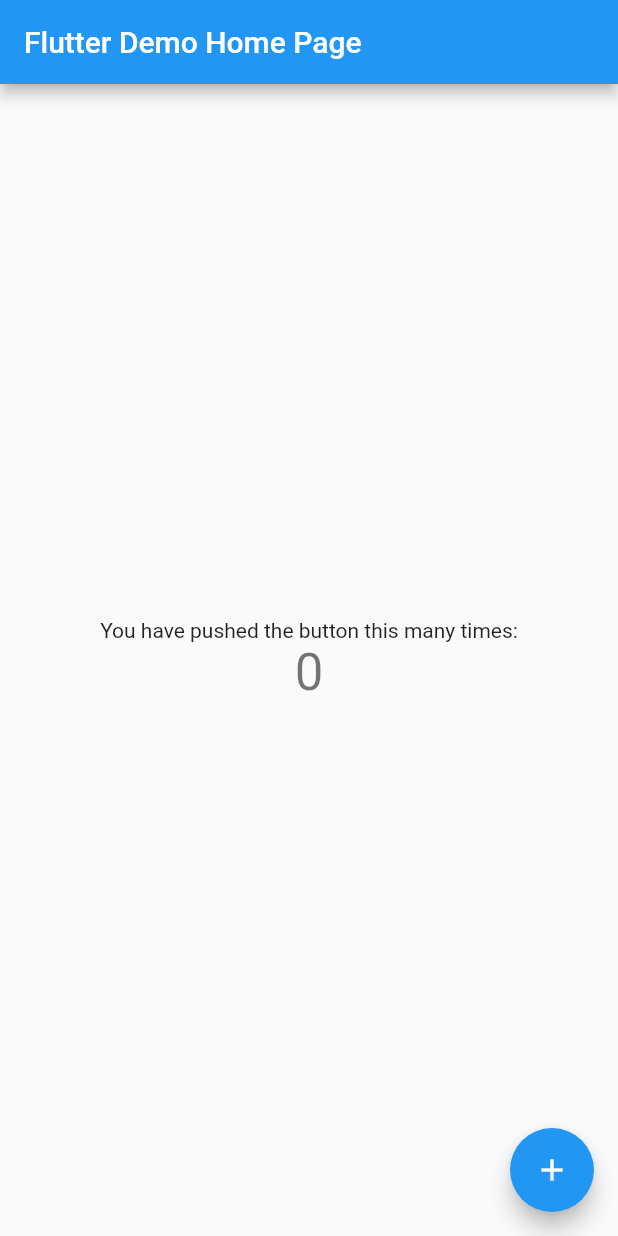
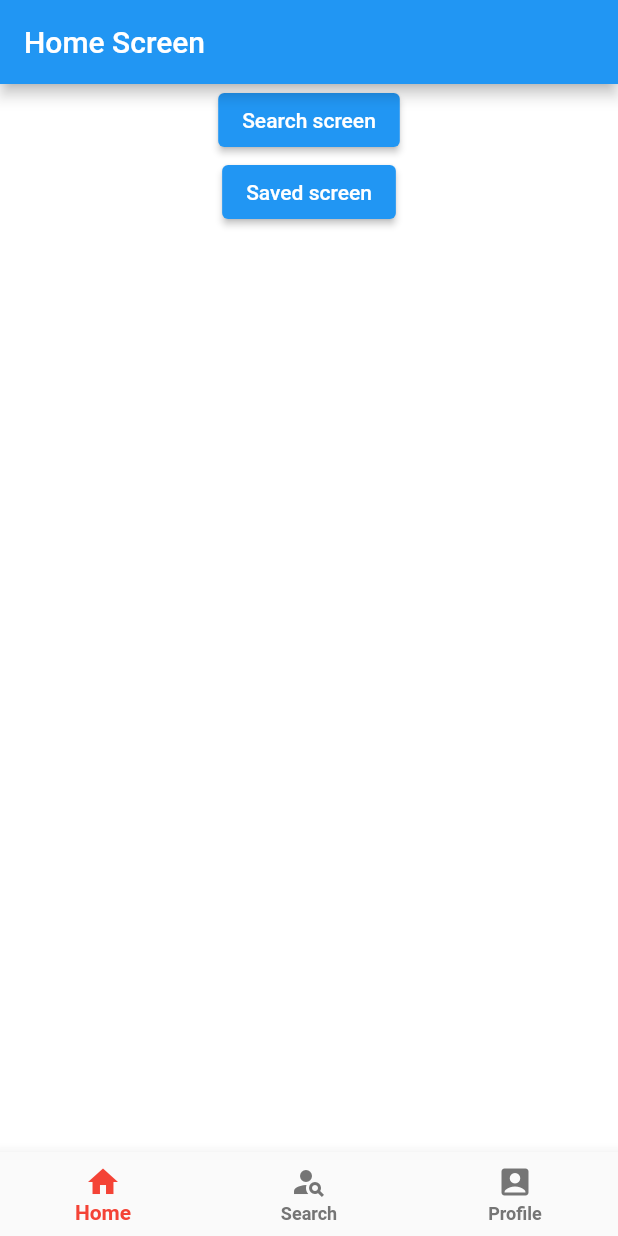
Before and after one commit to ttoth1/movie-recommendation-app, a Flutter app: the screen it shows after launch, on a phone screen of 412 x 824 dp. Run offline on Flutter 3.47's test engine with Material 2 defaults, Android fonts, the phone set to English and light mode, and no system bars.

Commit message:
setup navbar and main screens

```diff
--- a/lib/main.dart
+++ b/lib/main.dart
@@ -1,4 +1,7 @@
 import 'package:flutter/material.dart';
+import 'package:movie_recommendation_app/screens/home_page.dart';
+import 'package:movie_recommendation_app/screens/saved_page.dart';
+import 'package:movie_recommendation_app/screens/search_page.dart';
 
 void main() {
   runApp(const MyApp());
@@ -11,105 +14,17 @@ class MyApp extends StatelessWidget {
   @override
   Widget build(BuildContext context) {
     return MaterialApp(
-      title: 'Flutter Demo',
+      title: 'Movie Recommendation App',
       theme: ThemeData(
-        // This is the theme of your application.
-        //
-        // Try running your application with "flutter run". You'll see the
-        // application has a blue toolbar. Then, without quitting the app, try
-        // changing the primarySwatch below to Colors.green and then invoke
-        // "hot reload" (press "r" in the console where you ran "flutter run",
-        // or simply save your changes to "hot reload" in a Flutter IDE).
-        // Notice that the counter didn't reset back to zero; the application
-        // is not restarted.
         primarySwatch: Colors.blue,
       ),
-      home: const MyHomePage(title: 'Flutter Demo Home Page'),
+      debugShowCheckedModeBanner: false,
+      initialRoute: '/',
+      routes: {
+        '/': (context) => const HomePage(),
+        '/search': (context) => const SearchPage(),
+        '/saved': (context) => const SavedPage(),
+      },
     );
   }
 }
-
-class MyHomePage extends StatefulWidget {
-  const MyHomePage({Key? key, required this.title}) : super(key: key);
-
-  // This widget is the home page of your application. It is stateful, meaning
-  // that it has a State object (defined below) that contains fields that affect
-  // how it looks.
-
-  // This class is the configuration for the state. It holds the values (in this
-  // case the title) provided by the parent (in this case the App widget) and
-  // used by the build method of the State. Fields in a Widget subclass are
-  // always marked "final".
-
-  final String title;
-
-  @override
-  State<MyHomePage> createState() => _MyHomePageState();
-}
-
-class _MyHomePageState extends State<MyHomePage> {
-  int _counter = 0;
-
-  void _incrementCounter() {
-    setState(() {
-      // This call to setState tells the Flutter framework that something has
-      // changed in this State, which causes it to rerun the build method below
-      // so that the display can reflect the updated values. If we changed
-      // _counter without calling setState(), then the build method would not be
-      // called again, and so nothing would appear to happen.
-      _counter++;
-    });
-  }
-
-  @override
-  Widget build(BuildContext context) {
-    // This method is rerun every time setState is called, for instance as done
-    // by the _incrementCounter method above.
-    //
-    // The Flutter framework has been optimized to make rerunning build methods
-    // fast, so that you can just rebuild anything that needs updating rather
-    // than having to individually change instances of widgets.
-    return Scaffold(
-      appBar: AppBar(
-        // Here we take the value from the MyHomePage object that was created by
-        // the App.build method, and use it to set our appbar title.
-        title: Text(widget.title),
-      ),
-      body: Center(
-        // Center is a layout widget. It takes a single child and positions it
-        // in the middle of the parent.
-        child: Column(
-          // Column is also a layout widget. It takes a list of children and
-          // arranges them vertically. By default, it sizes itself to fit its
-          // children horizontally, and tries to be as tall as its parent.
-          //
-          // Invoke "debug painting" (press "p" in the console, choose the
-          // "Toggle Debug Paint" action from the Flutter Inspector in Android
-          // Studio, or the "Toggle Debug Paint" command in Visual Studio Code)
-          // to see the wireframe for each widget.
-          //
-          // Column has various properties to control how it sizes itself and
-          // how it positions its children. Here we use mainAxisAlignment to
-          // center the children vertically; the main axis here is the vertical
-          // axis because Columns are vertical (the cross axis would be
-          // horizontal).
-          mainAxisAlignment: MainAxisAlignment.center,
-          children: <Widget>[
-            const Text(
-              'You have pushed the button this many times:',
-            ),
-            Text(
-              '$_counter',
-              style: Theme.of(context).textTheme.headline4,
-            ),
-          ],
-        ),
-      ),
-      floatingActionButton: FloatingActionButton(
-        onPressed: _incrementCounter,
-        tooltip: 'Increment',
-        child: const Icon(Icons.add),
-      ), // This trailing comma makes auto-formatting nicer for build methods.
-    );
-  }
-}
--- /dev/null
+++ b/lib/screens/home_page.dart
@@ -0,0 +1,39 @@
+import 'package:flutter/material.dart';
+import 'package:movie_recommendation_app/widgets/my_navbar.dart';
+
+class HomePage extends StatelessWidget {
+  const HomePage({Key? key}) : super(key: key);
+
+  @override
+  Widget build(BuildContext context) {
+    return Scaffold(
+      backgroundColor: Colors.white,
+      appBar: AppBar(
+        title: const Text("Home Screen"),
+      ),
+      body: Center(
+        child: Column(
+          children: [
+            ElevatedButton(
+              // Within the `FirstScreen` widget
+              onPressed: () {
+                // Navigate to the second screen using a named route.
+                Navigator.pushNamed(context, '/search');
+              },
+              child: const Text('Search screen'),
+            ),
+            ElevatedButton(
+              // Within the `FirstScreen` widget
+              onPressed: () {
+                // Navigate to the second screen using a named route.
+                Navigator.pushNamed(context, '/saved');
+              },
+              child: const Text('Saved screen'),
+            ),
+          ],
+        ),
+      ),
+      bottomNavigationBar: const MyNavBar(),
+    );
+  }
+}
--- /dev/null
+++ b/lib/widgets/my_navbar.dart
@@ -0,0 +1,47 @@
+import 'package:flutter/material.dart';
+import 'package:movie_recommendation_app/screens/home_page.dart';
+import 'package:movie_recommendation_app/screens/saved_page.dart';
+import 'package:movie_recommendation_app/screens/search_page.dart';
+
+class MyNavBar extends StatelessWidget {
+  const MyNavBar({Key? key}) : super(key: key);
+
+  @override
+  Widget build(BuildContext context) {
+    return BottomNavigationBar(
+      selectedItemColor: Colors.red,
+      unselectedItemColor: Colors.grey.shade600,
+      selectedLabelStyle: TextStyle(fontWeight: FontWeight.w600),
+      unselectedLabelStyle: TextStyle(fontWeight: FontWeight.w600),
+      type: BottomNavigationBarType.fixed,
+      onTap: (index) async {
+        if (index == 0) {
+          print("show home screen");
+          Navigator.popUntil(context, ModalRoute.withName('/'));
+        } else if (index == 1) {
+          print("show search screen");
+          Navigator.push(
+              context, MaterialPageRoute(builder: (_) => const SearchPage()));
+        } else if (index == 2) {
+          print("show saved screen");
+          Navigator.push(
+              context, MaterialPageRoute(builder: (_) => const SavedPage()));
+        }
+      },
+      items: const [
+        BottomNavigationBarItem(
+          icon: Icon(Icons.home),
+          label: "Home",
+        ),
+        BottomNavigationBarItem(
+          icon: Icon(Icons.person_search),
+          label: ("Search"),
+        ),
+        BottomNavigationBarItem(
+          icon: Icon(Icons.account_box),
+          label: ("Profile"),
+        ),
+      ],
+    );
+  }
+}
```
Also changed, not shown: lib/screens/saved_page.dart (added, +27 -0 lines), lib/screens/search_page.dart (added, +27 -0 lines).
